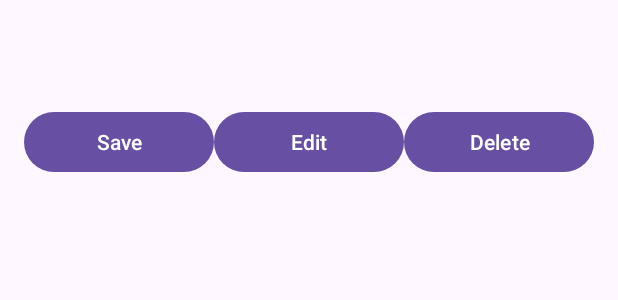
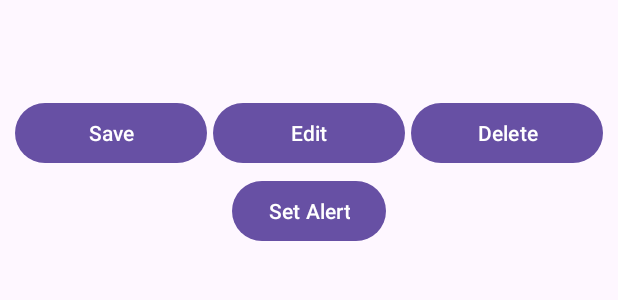
Before and after one commit to Reece-Nunez/Android_Vacation_Tracker, an Android app: the layout item_excursion.xml on its own in the app's theme, with its tools: preview values and no code run, on a phone screen of 412 x 824 dp. Shown: the top 300 px of the screen. Run offline under Robolectric (Android 15) with nearby library versions, the phone set to English and light mode, and no system bars.

Commit message:
Added logic to these files along with an alert button for the excursion layout to complete step 5 part d and set an alert that will trigger on the excursion date and stating the excursion title. This completes step 5

```diff
--- a/app/src/main/AndroidManifest.xml
+++ b/app/src/main/AndroidManifest.xml
@@ -7,6 +7,7 @@
     <uses-permission android:name="android.permission.SCHEDULE_EXACT_ALARM" />
     <uses-permission android:name="android.permission.READ_CALENDAR"/>
     <uses-permission android:name="android.permission.WRITE_CALENDAR"/>
+    <uses-permission android:name="android.permission.SET_ALARM"/>
 
     <application
         android:allowBackup="true"
--- a/app/src/main/java/com/example/myapplication/Adapter/ExcursionAdapter.java
+++ b/app/src/main/java/com/example/myapplication/Adapter/ExcursionAdapter.java
@@ -51,7 +51,7 @@ public class ExcursionAdapter extends RecyclerView.Adapter<ExcursionAdapter.Excu
 
     class ExcursionViewHolder extends RecyclerView.ViewHolder {
         TextView textViewTitle, textViewDate;
-        Button editButton, deleteButton, saveButton;
+        Button editButton, deleteButton, saveButton, alertButton;
 
         ExcursionViewHolder(View itemView, OnExcursionListener listener) {
             super(itemView);
@@ -61,10 +61,12 @@ public class ExcursionAdapter extends RecyclerView.Adapter<ExcursionAdapter.Excu
             editButton = itemView.findViewById(R.id.buttonExcursionEdit);
             deleteButton = itemView.findViewById(R.id.buttonExcursionDelete);
             saveButton = itemView.findViewById(R.id.buttonExcursionSave);
+            alertButton = itemView.findViewById(R.id.buttonSetExcursionAlert);
 
             editButton.setOnClickListener(v -> listener.onEditExcursionClicked(excursions.get(getAdapterPosition())));
             deleteButton.setOnClickListener(v -> listener.onDeleteExcursionClicked(excursions.get(getAdapterPosition())));
             saveButton.setOnClickListener(v -> listener.onSaveExcursionClicked(excursions.get(getAdapterPosition())));
+            alertButton.setOnClickListener(v -> listener.onSetExcursionAlertClicked(excursions.get(getAdapterPosition())));
         }
 
         void bind(Excursion excursion) {
@@ -80,5 +82,7 @@ public class ExcursionAdapter extends RecyclerView.Adapter<ExcursionAdapter.Excu
 
         void onSaveExcursionClicked(Excursion excursion);
 
+        void onSetExcursionAlertClicked(Excursion excursion);
+
     }
 }
--- a/app/src/main/java/com/example/myapplication/Broadcasts/AlertReceiver.java
+++ b/app/src/main/java/com/example/myapplication/Broadcasts/AlertReceiver.java
@@ -32,7 +32,8 @@ public class AlertReceiver extends BroadcastReceiver {
                 .setPriority(NotificationCompat.PRIORITY_HIGH);
 
         NotificationManager notificationManager = (NotificationManager) context.getSystemService(Context.NOTIFICATION_SERVICE);
-        notificationManager.notify(vacationTitle.hashCode(), builder.build());  // Unique ID for each notification
+        notificationManager.notify(vacationTitle.hashCode(), builder.build());
+
     }
 
     private void createNotificationChannel(Context context) {
--- a/app/src/main/res/layout/item_excursion.xml
+++ b/app/src/main/res/layout/item_excursion.xml
@@ -3,7 +3,7 @@
     android:layout_width="match_parent"
     android:layout_height="wrap_content"
     android:orientation="vertical"
-    android:padding="16dp">
+    android:padding="8dp">
 
     <TextView
         android:id="@+id/textViewExcursionTitle"
@@ -28,6 +28,7 @@
             android:layout_width="0dp"
             android:layout_height="wrap_content"
             android:layout_weight="1"
+            android:layout_margin="2dp"
             android:text="Save"/>
 
         <Button
@@ -35,6 +36,7 @@
             android:layout_width="0dp"
             android:layout_height="wrap_content"
             android:layout_weight="1"
+            android:layout_margin="2dp"
             android:text="Edit"/>
 
         <Button
@@ -42,9 +44,18 @@
             android:layout_width="0dp"
             android:layout_height="wrap_content"
             android:layout_weight="1"
+            android:layout_margin="2dp"
             android:text="Delete"/>
 
+
     </LinearLayout>
+    <Button
+        android:id="@+id/buttonSetExcursionAlert"
+        android:layout_width="wrap_content"
+        android:layout_height="wrap_content"
+        android:layout_margin="2dp"
+        android:layout_gravity="center_horizontal"
+        android:text="Set Alert"/>
 
 
 </LinearLayout>
```
Also changed, not shown: app/src/main/java/com/example/myapplication/ViewExcursionActivity.java (+37 -0 lines).
